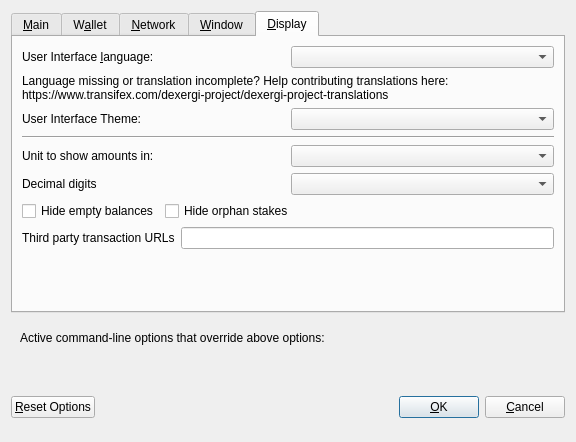
First picture: the form in src/qt/forms/optionsdialog.ui, repository royalsoftkv/dexergi, before the edit.
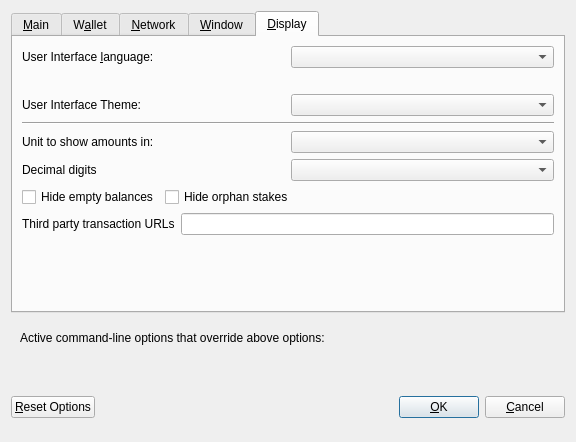
Second picture: the form after the edit. The open tabs and pages were chosen to show the change. Custom widgets are drawn as their Qt base class.

The edit to the form file:
```diff
--- a/src/qt/forms/optionsdialog.ui
+++ b/src/qt/forms/optionsdialog.ui
@@ -531,10 +531,6 @@
          <property name="accessibleName">
           <string notr="true"/>
          </property>
-         <property name="text">
-          <string>Language missing or translation incomplete? Help contributing translations here:
-https://www.transifex.com/dexergi-project/dexergi-project-translations</string>
-         </property>
          <property name="wordWrap">
           <bool>true</bool>
          </property>
```
